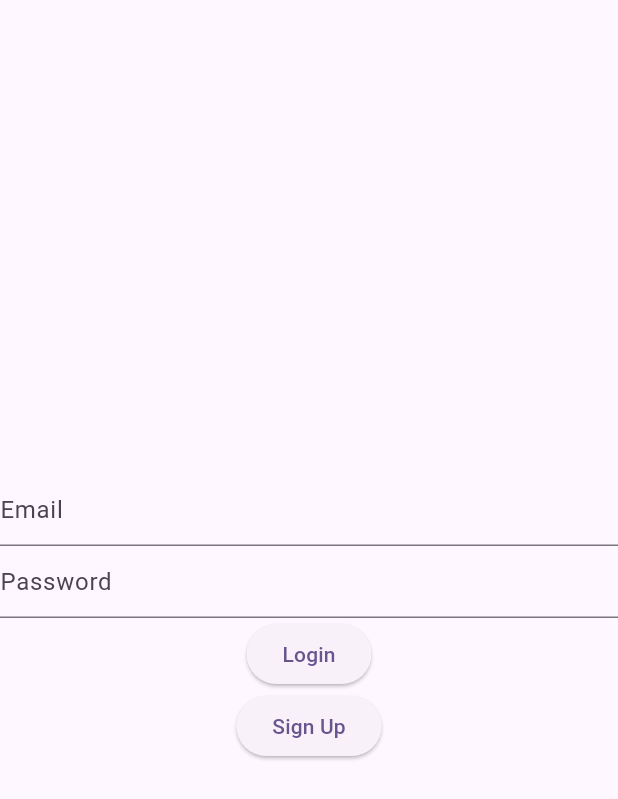
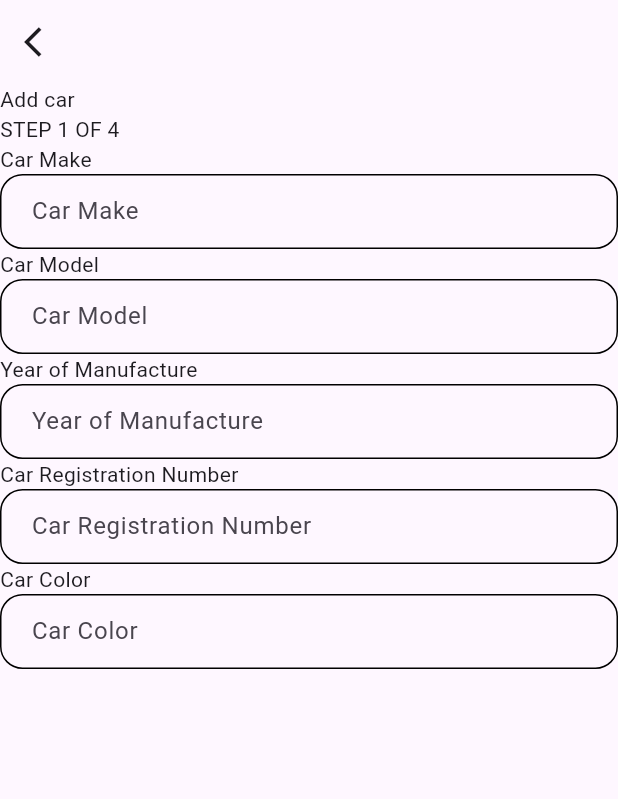
Before and after one commit to Rent-Wheels/rent_wheels_renter, a Flutter app: the screen it shows after launch, on a phone screen of 412 x 824 dp. Shown: the top 799 px of the screen. Run offline on Flutter 3.47's test engine with Material 2 defaults, Android fonts, the phone set to English and light mode, and no system bars; our stand-ins replace firebase_auth, firebase_core, image_picker; accounts and stored records are empty.

Commit message:
UI skeleton made for add car

```diff
--- /dev/null
+++ b/lib/core/widgets/textfields/generic_textfield_widget.dart
@@ -0,0 +1,28 @@
+import 'package:flutter/material.dart';
+
+buildGenericTextfield(
+    {required String hint,
+    required TextEditingController controller,
+    required void Function(String) onChanged}) {
+  return Column(
+    crossAxisAlignment: CrossAxisAlignment.start,
+    children: [
+      Text(hint),
+      Container(
+        decoration: BoxDecoration(
+          border: Border.all(),
+          borderRadius: BorderRadius.circular(15),
+        ),
+        padding: const EdgeInsets.only(left: 20),
+        child: TextField(
+          controller: controller,
+          decoration: InputDecoration(
+            hintText: hint,
+            border: InputBorder.none,
+          ),
+          onChanged: onChanged,
+        ),
+      ),
+    ],
+  );
+}
--- a/lib/main.dart
+++ b/lib/main.dart
@@ -1,5 +1,6 @@
 import 'package:flutter/material.dart';
 import 'package:firebase_auth/firebase_auth.dart';
+import 'package:rent_wheels_renter/screen_implementer.dart';
 import 'package:rent_wheels_renter/src/home/presentation/home.dart';
 
 import 'package:rent_wheels_renter/tester.dart';
@@ -26,7 +27,7 @@ class MyApp extends StatelessWidget {
         colorScheme: ColorScheme.fromSeed(seedColor: Colors.deepPurple),
         useMaterial3: true,
       ),
-      home: const ConnectionPage(),
+      home: const AddCarMock(),
     );
   }
 }
--- /dev/null
+++ b/lib/screen_implementer.dart
@@ -0,0 +1,72 @@
+import 'package:flutter/material.dart';
+import 'package:rent_wheels_renter/core/widgets/textfields/generic_textfield_widget.dart';
+
+class AddCarMock extends StatefulWidget {
+  const AddCarMock({super.key});
+
+  @override
+  State<AddCarMock> createState() => _AddCarMockState();
+}
+
+class _AddCarMockState extends State<AddCarMock> {
+  TextEditingController rate = TextEditingController();
+  TextEditingController plan = TextEditingController();
+  TextEditingController type = TextEditingController();
+  TextEditingController make = TextEditingController();
+  TextEditingController color = TextEditingController();
+  TextEditingController model = TextEditingController();
+  TextEditingController terms = TextEditingController();
+  TextEditingController location = TextEditingController();
+  TextEditingController capacity = TextEditingController();
+  TextEditingController condition = TextEditingController();
+  TextEditingController maxDuration = TextEditingController();
+  TextEditingController description = TextEditingController();
+  TextEditingController availability = TextEditingController();
+  TextEditingController yearOfManufacture = TextEditingController();
+  TextEditingController registrationNumber = TextEditingController();
+  @override
+  Widget build(BuildContext context) {
+    return Scaffold(
+      appBar: AppBar(
+        elevation: 0,
+        leading: IconButton(
+          onPressed: () => Navigator.pop(context),
+          icon: const Icon(Icons.arrow_back_ios),
+        ),
+      ),
+      body: Column(
+        mainAxisAlignment: MainAxisAlignment.start,
+        crossAxisAlignment: CrossAxisAlignment.start,
+        children: [
+          const Text('Add car'),
+          const Text('STEP 1 OF 4'),
+          buildGenericTextfield(
+            hint: 'Car Make',
+            controller: make,
+            onChanged: (value) {},
+          ),
+          buildGenericTextfield(
+            hint: 'Car Model',
+            controller: model,
+            onChanged: (value) {},
+          ),
+          buildGenericTextfield(
+            hint: 'Year of Manufacture',
+            controller: yearOfManufacture,
+            onChanged: (value) {},
+          ),
+          buildGenericTextfield(
+            hint: 'Car Registration Number',
+            controller: registrationNumber,
+            onChanged: (value) {},
+          ),
+          buildGenericTextfield(
+            hint: 'Car Color',
+            controller: color,
+            onChanged: (value) {},
+          ),
+        ],
+      ),
+    );
+  }
+}
```
Also changed, not shown: 1 other file.
